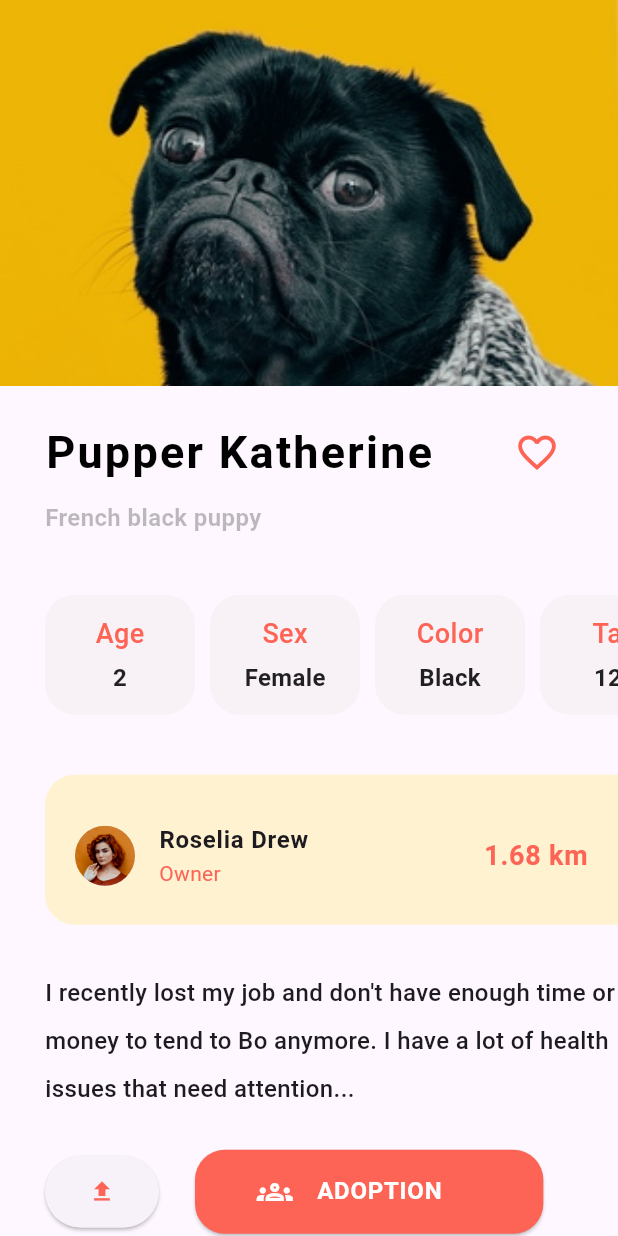
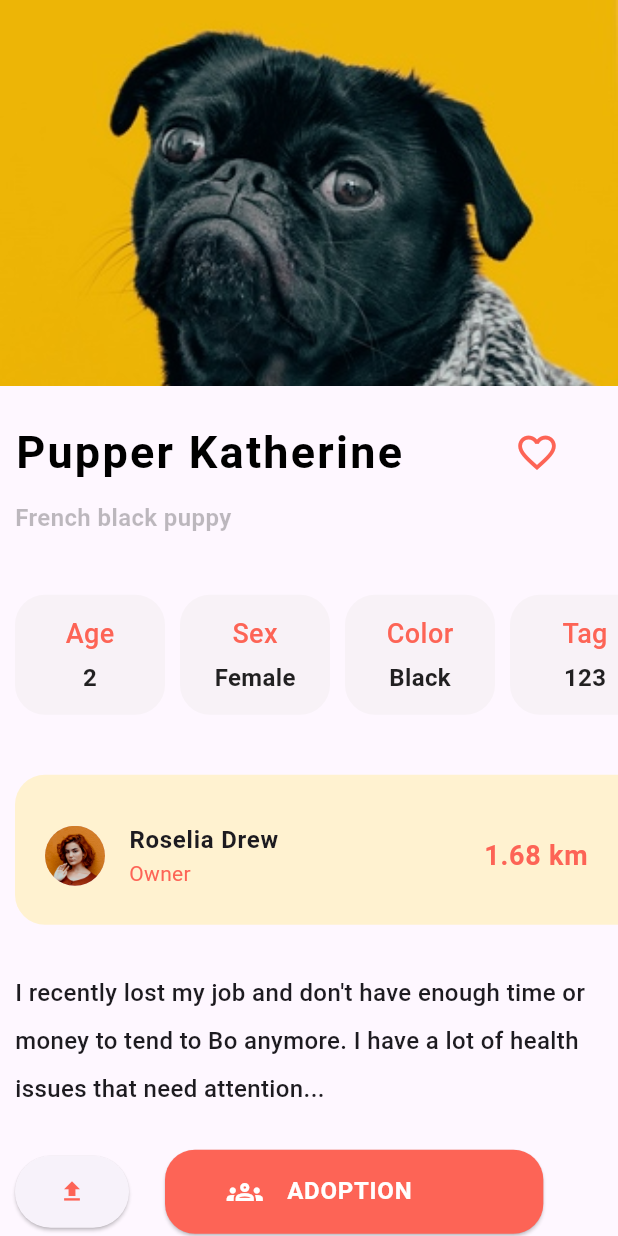
Before and after one commit to AhmedBelal31/Flutter_UI_Apps, a Flutter app: the PetHomeScreen screen opened directly, after a tap on "Pupper Katherine", on a phone screen of 412 x 824 dp. Run offline on Flutter 3.47's test engine with Material 3 defaults, Android fonts, the phone set to English and light mode, and no system bars; our stand-ins replace font_awesome_flutter, google_fonts; Roboto replaces fonts that are missing (Acme).

Commit message:
Refactor code

```diff
--- a/lib/flutter_pet_adoption_ui/screens/adopt_pet_screen.dart
+++ b/lib/flutter_pet_adoption_ui/screens/adopt_pet_screen.dart
@@ -23,7 +23,7 @@ class AdoptPetScreen extends StatelessWidget {
               pet: pet,
             ),
             Padding(
-              padding: const EdgeInsets.only(left: 30),
+              padding: const EdgeInsets.only(left: 10),
               child: Column(
                 children: [
                   const SizedBox(height: 30),
--- a/lib/flutter_pet_adoption_ui/screens/pet_home_screen.dart
+++ b/lib/flutter_pet_adoption_ui/screens/pet_home_screen.dart
@@ -6,9 +6,14 @@ import '../widgets/home/pet_card.dart';
 class PetHomeScreen extends StatelessWidget {
   const PetHomeScreen({Key? key}) : super(key: key);
 
-  Widget _buildTF() => const TextField(
+  Widget _buildTF() => const SizedBox(
+    height: 40,
+    child: TextField(
           style: TextStyle(
-            fontSize: 30, color: Colors.black, fontWeight: FontWeight.bold),
+            fontSize: 20,
+            color: Colors.black,
+            fontWeight: FontWeight.bold,
+          ),
           decoration: InputDecoration(
             border: InputBorder.none,
             prefixIcon: Padding(
@@ -25,6 +30,7 @@ class PetHomeScreen extends StatelessWidget {
               bottom: 20,
             ),
           ),
+        ),
   );
 
   @override
@@ -33,7 +39,7 @@ class PetHomeScreen extends StatelessWidget {
       backgroundColor: Colors.white,
       body: SafeArea(
         child: Padding(
-          padding: const EdgeInsets.only(top: 30, left: 40, bottom: 40),
+          padding: const EdgeInsets.only(top: 20, left: 10, bottom: 20),
           child: GestureDetector(
             onTap: () {
               FocusScope.of(context).unfocus();
@@ -47,10 +53,10 @@ class PetHomeScreen extends StatelessWidget {
                     radius: 20,
                     backgroundImage: AssetImage(pets[0].owner.imageUrl),
                   ),
-                  const SizedBox(height: 20),
+                  const SizedBox(height: 30),
                   _buildTF(),
                   const SizedBox(height: 10),
-                  const Divider(height: 2),
+                  const Divider(height: 20),
                   const CategoryList(),
                   PetCard(pet: pets[0]),
                   PetCard(
--- a/lib/flutter_pet_adoption_ui/widgets/home/pet_card.dart
+++ b/lib/flutter_pet_adoption_ui/widgets/home/pet_card.dart
@@ -27,7 +27,7 @@ class PetCard extends StatelessWidget {
           Hero(
             tag: pet.id,
             child: Padding(
-              padding: const EdgeInsets.only(bottom: 30, top: 30),
+              padding: const EdgeInsets.only(bottom: 20, top: 20),
               child: Container(
                 width: double.infinity,
                 height: 250,
--- a/lib/flutter_pet_adoption_ui/widgets/pet_details/pet_main_information.dart
+++ b/lib/flutter_pet_adoption_ui/widgets/pet_details/pet_main_information.dart
@@ -10,7 +10,7 @@ class PetMainInformation extends StatelessWidget {
   @override
   Widget build(BuildContext context) {
     return Padding(
-      padding: const EdgeInsets.only(left: 30),
+      padding: const EdgeInsets.only(left: 10),
       child: Column(
         crossAxisAlignment: CrossAxisAlignment.start,
         children: [
```
Also changed, not shown: lib/main.dart (+14 -13 lines). Lines whose indentation alone changed are shown as unchanged.
